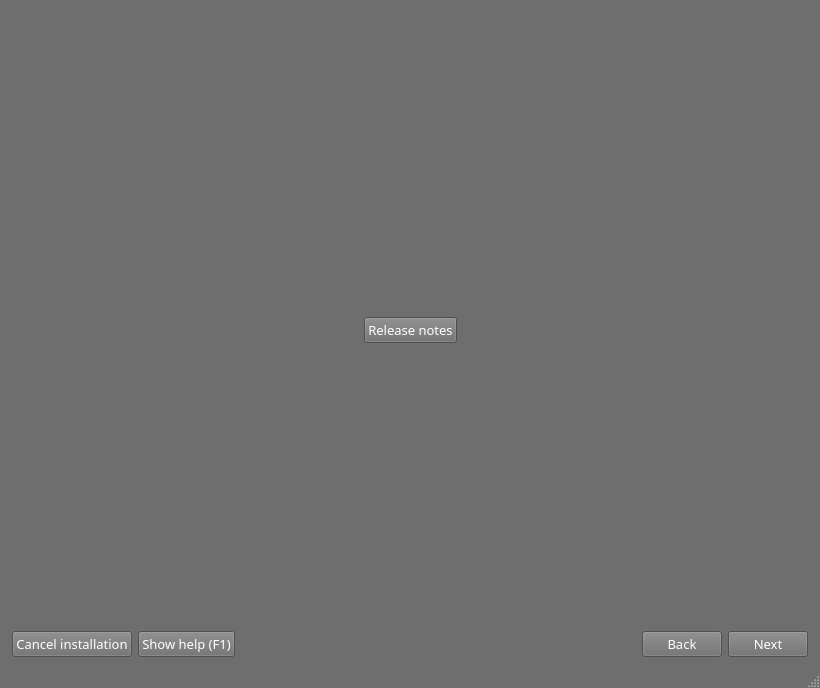
aix27249/mpkg, file guiinstaller/guisetup/mainwindow.ui: the form before one commit.
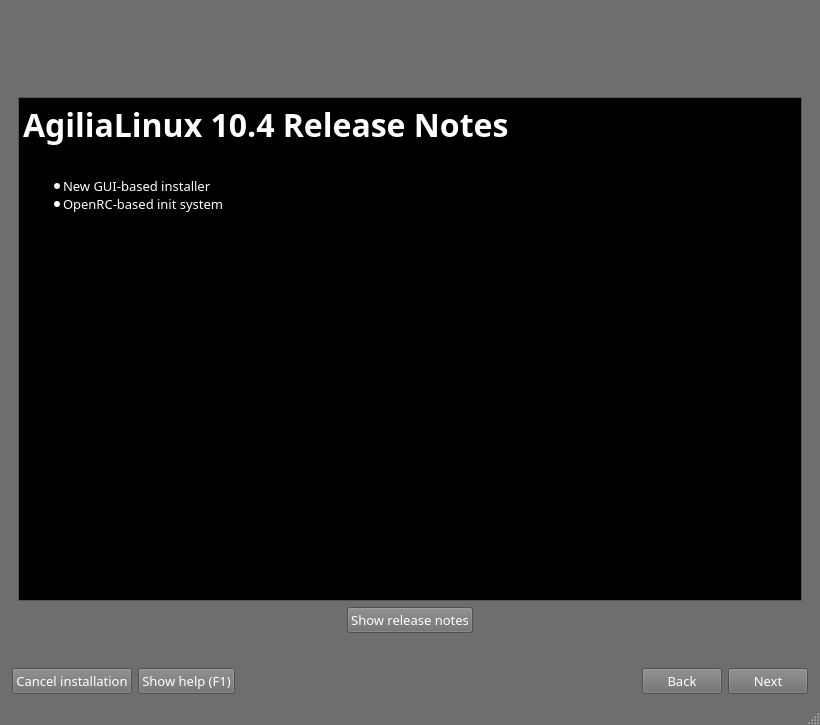
The form after the commit. The open tabs and pages were chosen to show the change. Icons and pictures are not drawn.

```diff
--- a/guiinstaller/guisetup/mainwindow.ui
+++ b/guiinstaller/guisetup/mainwindow.ui
@@ -7,7 +7,7 @@
     <x>0</x>
     <y>0</y>
     <width>820</width>
-    <height>688</height>
+    <height>725</height>
    </rect>
   </property>
   <property name="sizePolicy">
@@ -461,6 +461,9 @@
           <property name="orientation">
            <enum>Qt::Vertical</enum>
           </property>
+          <property name="sizeType">
+           <enum>QSizePolicy::Expanding</enum>
+          </property>
           <property name="sizeHint" stdset="0">
            <size>
             <width>20</width>
@@ -515,6 +518,26 @@
           </item>
          </layout>
         </item>
+        <item>
+         <widget class="QTextBrowser" name="releaseNotesTextBrowser">
+          <property name="sizePolicy">
+           <sizepolicy hsizetype="Expanding" vsizetype="Expanding">
+            <horstretch>0</horstretch>
+            <verstretch>3</verstretch>
+           </sizepolicy>
+          </property>
+          <property name="html">
+           <string>&lt;!DOCTYPE HTML PUBLIC &quot;-//W3C//DTD HTML 4.0//EN&quot; &quot;http://www.w3.org/TR/REC-html40/strict.dtd&quot;&gt;
+&lt;html&gt;&lt;head&gt;&lt;meta name=&quot;qrichtext&quot; content=&quot;1&quot; /&gt;&lt;style type=&quot;text/css&quot;&gt;
+p, li { white-space: pre-wrap; }
+&lt;/style&gt;&lt;/head&gt;&lt;body style=&quot; font-family:'Droid Sans'; font-size:10pt; font-weight:400; font-style:normal;&quot;&gt;
+&lt;p style=&quot; margin-top:0px; margin-bottom:0px; margin-left:0px; margin-right:0px; -qt-block-indent:0; text-indent:0px;&quot;&gt;&lt;span style=&quot; font-size:24pt; font-weight:600;&quot;&gt;AgiliaLinux 10.4 Release Notes&lt;/span&gt;&lt;/p&gt;
+&lt;p style=&quot;-qt-paragraph-type:empty; margin-top:0px; margin-bottom:0px; margin-left:0px; margin-right:0px; -qt-block-indent:0; text-indent:0px;&quot;&gt;&lt;/p&gt;
+&lt;ul style=&quot;margin-top: 0px; margin-bottom: 0px; margin-left: 0px; margin-right: 0px; -qt-list-indent: 1;&quot;&gt;&lt;li style=&quot; margin-top:12px; margin-bottom:0px; margin-left:0px; margin-right:0px; -qt-block-indent:0; text-indent:0px;&quot;&gt;New GUI-based installer&lt;/li&gt;
+&lt;li style=&quot; margin-top:0px; margin-bottom:12px; margin-left:0px; margin-right:0px; -qt-block-indent:0; text-indent:0px;&quot;&gt;OpenRC-based init system&lt;/li&gt;&lt;/ul&gt;&lt;/body&gt;&lt;/html&gt;</string>
+          </property>
+         </widget>
+        </item>
         <item>
          <layout class="QHBoxLayout" name="horizontalLayout_30">
           <item>
@@ -533,7 +556,7 @@
           <item>
            <widget class="QPushButton" name="pushButton_2">
             <property name="text">
-             <string>Release notes</string>
+             <string>Show release notes</string>
             </property>
            </widget>
           </item>
```
Left out of the diff: 10 changed lines with no effect on the pictures.
